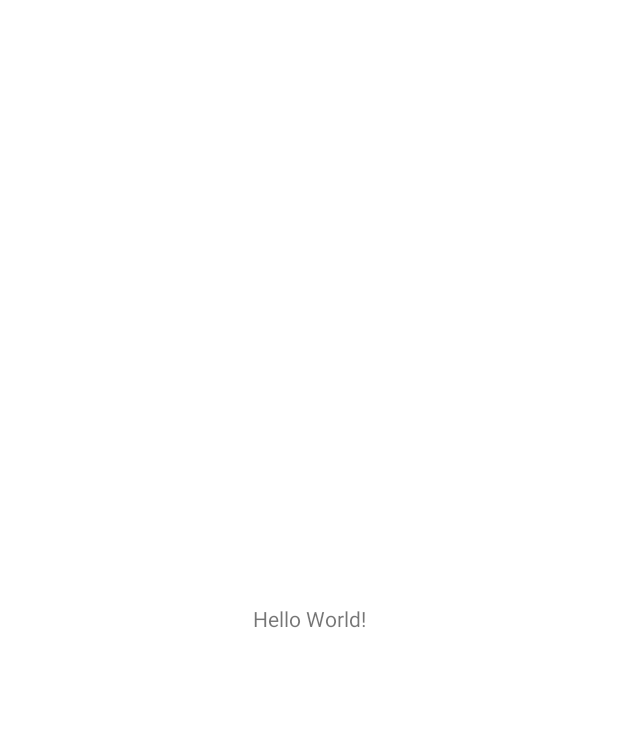
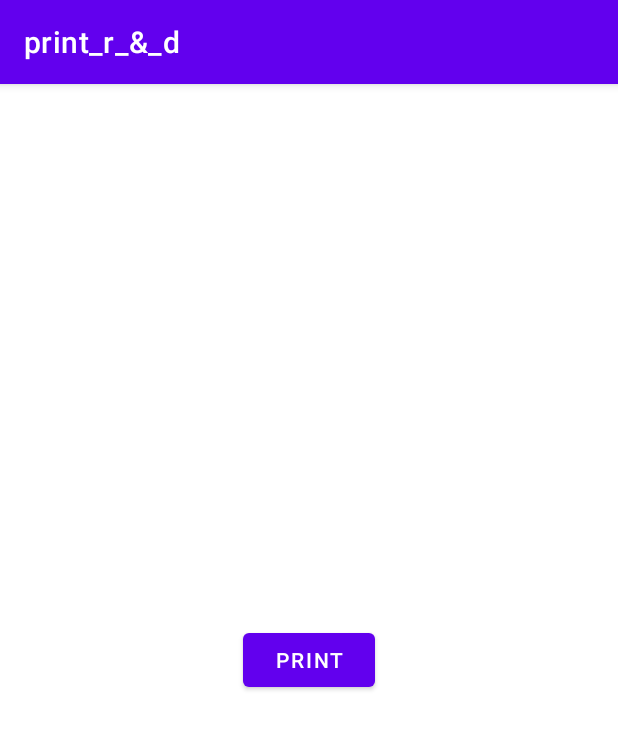
Before and after one commit to SubrotaDebnath/print, an Android app: the screen it shows after launch (MainActivity), on a phone screen of 412 x 824 dp. Before the commit the part shown is almost empty. Shown: the top 729 px of the screen. Run offline under Robolectric (Android 15) with nearby library versions, the phone set to English and light mode, and no system bars.

Commit message:
Print Document adapter with view

```diff
--- a/app/src/main/java/subrota/shuveo/printing_test/MainActivity.java
+++ b/app/src/main/java/subrota/shuveo/printing_test/MainActivity.java
@@ -2,23 +2,45 @@ package subrota.shuveo.printing_test;
 
 import androidx.appcompat.app.AppCompatActivity;
 
+import android.content.Context;
 import android.os.Bundle;
+import android.os.Environment;
+import android.print.PrintJob;
+import android.print.PrintManager;
+import android.util.Log;
 import android.view.View;
 
+import java.io.File;
+
+
 public class MainActivity extends AppCompatActivity {
+    private static final String TAG = "MainActivity";
+
+    private PrintManager printManager;
+
 
     @Override
     protected void onCreate(Bundle savedInstanceState) {
         super.onCreate(savedInstanceState);
         setContentView(R.layout.activity_main);
 
-        //Full screen but functionality not disabled
-        getWindow().getDecorView().setSystemUiVisibility(
-                View.SYSTEM_UI_FLAG_LAYOUT_STABLE
-                        | View.SYSTEM_UI_FLAG_LAYOUT_HIDE_NAVIGATION
-                        | View.SYSTEM_UI_FLAG_LAYOUT_FULLSCREEN
-                        | View.SYSTEM_UI_FLAG_HIDE_NAVIGATION
-                        | View.SYSTEM_UI_FLAG_FULLSCREEN
-                        | View.SYSTEM_UI_FLAG_IMMERSIVE_STICKY);
+        printManager = (PrintManager) this.getSystemService(Context.PRINT_SERVICE);
+
     }
+
+    private String getFilepath(String filename) {
+
+        Log.i(TAG,"File PAth::::::::: "+ new File(Environment.getExternalStorageDirectory().getAbsolutePath(), "/Downloads/" + filename).getPath());
+
+        return new File(Environment.getExternalStorageDirectory().getAbsolutePath(), "/Downloads/" + filename).getPath();
+
+    }
+
+
+    public void print(View view) {
+        String jobName = getString(R.string.app_name) + " Document";
+        PrintJob printJob = printManager.print(jobName, new MyPrintDocumentAdapter(MainActivity.this, "df", getFilepath("df.pdf")), null);
+    }
+
+
 }
--- a/app/src/main/res/layout/activity_main.xml
+++ b/app/src/main/res/layout/activity_main.xml
@@ -6,13 +6,16 @@
     android:layout_height="match_parent"
     tools:context=".MainActivity">
 
-    <TextView
+    <Button
+        android:id="@+id/printBTN"
         android:layout_width="wrap_content"
         android:layout_height="wrap_content"
-        android:text="Hello World!"
+        android:onClick="print"
+        android:text="@string/print"
         app:layout_constraintBottom_toBottomOf="parent"
         app:layout_constraintEnd_toEndOf="parent"
         app:layout_constraintStart_toStartOf="parent"
-        app:layout_constraintTop_toTopOf="parent" />
+        app:layout_constraintTop_toTopOf="parent"
+        tools:ignore="UsingOnClickInXml" />
 
 </androidx.constraintlayout.widget.ConstraintLayout>
--- a/app/src/main/res/values/strings.xml
+++ b/app/src/main/res/values/strings.xml
@@ -1,3 +1,4 @@
 <resources>
     <string name="app_name">print_r_&amp;_d</string>
+    <string name="print">Print</string>
 </resources>
```
Also changed, not shown: app/src/main/AndroidManifest.xml (+7 -0 lines), app/src/main/java/subrota/shuveo/printing_test/MyPrintDocumentAdapter.java (added, +91 -0 lines).
